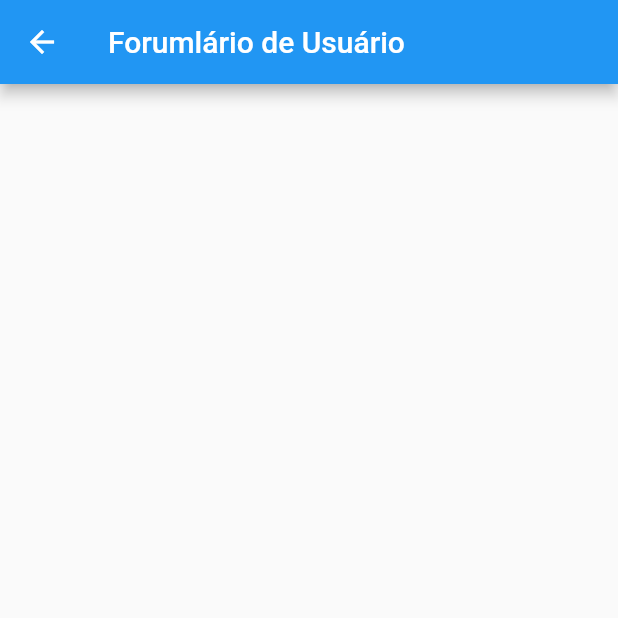
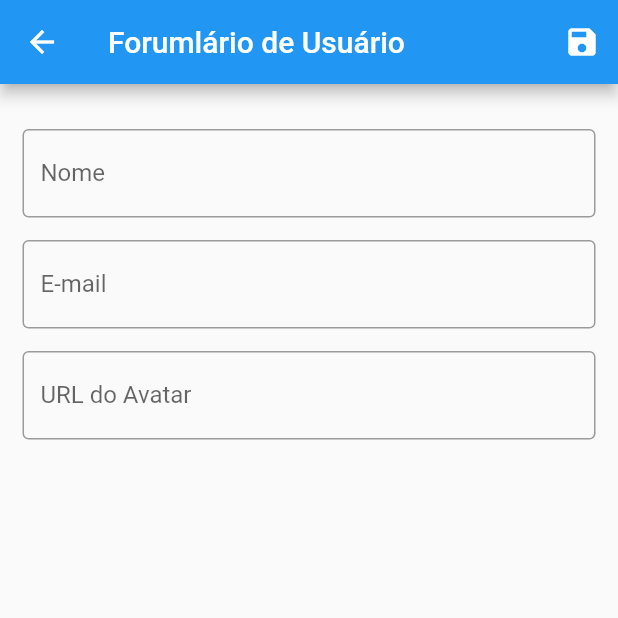
Before and after one commit to EugenioCarvalhoo/flutter_crud, a Flutter app: the screen it shows after launch, after a tap on the "add" icon, on a phone screen of 412 x 824 dp, the top half of it. Run offline on Flutter 3.47's test engine with Material 2 defaults, Android fonts, the phone set to English and light mode, and no system bars; network calls fail.

Commit message:
feat: alteraçoês no nos componentes e ajustes para edição de usuários.

```diff
--- a/lib/components/user_title.dart
+++ b/lib/components/user_title.dart
@@ -1,5 +1,6 @@
 import 'package:flutter/material.dart';
 import 'package:flutter_crud/models/user.dart';
+import 'package:flutter_crud/routes/app_routes.dart';
 
 class UserTitle extends StatelessWidget {
   final User user;
@@ -20,12 +21,17 @@ class UserTitle extends StatelessWidget {
           child: Row(
             children: <Widget>[
               IconButton(
-                color: Colors.orange,
-                onPressed: () {},
+                color: Colors.blueGrey,
+                onPressed: () {
+                  Navigator.of(context).pushNamed(
+                    AppRoutes.USER_FORM,
+                    arguments: user,
+                  );
+                },
                 icon: const Icon(Icons.edit),
               ),
               IconButton(
-                color: Colors.red,
+                color: Colors.blueGrey,
                 onPressed: () {},
                 icon: const Icon(Icons.delete),
               ),
--- a/lib/provider/users_provider.dart
+++ b/lib/provider/users_provider.dart
@@ -21,7 +21,7 @@ class UserProvider with ChangeNotifier {
 
   void put(User user) {
     if (user.id != null &&
-        user.id!.trim().isEmpty &&
+        user.id!.trim().isNotEmpty &&
         _items.containsKey(user.id)) {
       _items.update(
         user.id!,
--- a/lib/views/user_form.dart
+++ b/lib/views/user_form.dart
@@ -1,13 +1,97 @@
 import 'package:flutter/material.dart';
+import 'package:flutter_crud/models/user.dart';
+import 'package:flutter_crud/provider/users_provider.dart';
+import 'package:flutter_crud/views/user_list.dart';
+import 'package:provider/provider.dart';
 
 class UserForm extends StatelessWidget {
-  const UserForm({Key? key}) : super(key: key);
+  UserForm({Key? key}) : super(key: key);
+
+  final _form = GlobalKey<FormState>();
+  final Map<String, String?> _formData = {};
+
+  void _loadFormData(User user) {
+    _formData['id'] = user.id;
+    _formData['name'] = user.name;
+    _formData['email'] = user.email;
+    _formData['avatarUrl'] = user.avatarUrl;
+  }
 
   @override
   Widget build(BuildContext context) {
+    final user = ModalRoute.of(context)!.settings.arguments;
+    if (user is User) {
+      _loadFormData(user);
+    }
+
     return Scaffold(
       appBar: AppBar(
         title: const Text('Forumlário de Usuário'),
+        actions: <Widget>[
+          IconButton(
+            onPressed: () {
+              final isValid = _form.currentState!.validate();
+              if (isValid) {
+                _form.currentState!.save();
+                Provider.of<UserProvider>(context, listen: false).put(
+                  User(
+                    id: _formData['id'],
+                    name: _formData['name'].toString(),
+                    email: _formData['email'].toString(),
+                    avatarUrl: _formData['avatarUrl'].toString(),
+                  ),
+                );
+                Navigator.of(context).pop();
+              }
+            },
+            icon: const Icon(Icons.save),
+          )
+        ],
+      ),
+      body: Padding(
+        padding: const EdgeInsets.all(15),
+        child: Form(
+          key: _form,
+          child: Column(
+            children: <Widget>[
+              Container(height: 15),
+              TextFormField(
+                initialValue: _formData['name'],
+                decoration: const InputDecoration(
+                  border: OutlineInputBorder(),
+                  labelText: 'Nome',
+                ),
+                validator: (value) {
+                  if (value == null || value.trim().isEmpty) {
+                    return 'Nome inválido';
+                  }
+                  if (value.length <= 2) {
+                    return 'O nome deve conter no mínimo 3 caracteres!';
+                  }
+                },
+                onSaved: (value) => _formData['name'] = value.toString(),
+              ),
+              Container(height: 15),
+              TextFormField(
+                initialValue: _formData['email'],
+                decoration: const InputDecoration(
+                  border: OutlineInputBorder(),
+                  labelText: 'E-mail',
+                ),
+                onSaved: (value) => _formData['email'] = value.toString(),
+              ),
+              Container(height: 15),
+              TextFormField(
+                initialValue: _formData['avatarUrl'],
+                decoration: const InputDecoration(
+                  border: OutlineInputBorder(),
+                  labelText: 'URL do Avatar',
+                ),
+                onSaved: (value) => _formData['avatarUrl'] = value.toString(),
+              ),
+            ],
+          ),
+        ),
       ),
     );
   }
```
Also changed, not shown: lib/views/user_list.dart (line endings or trailing spaces).
